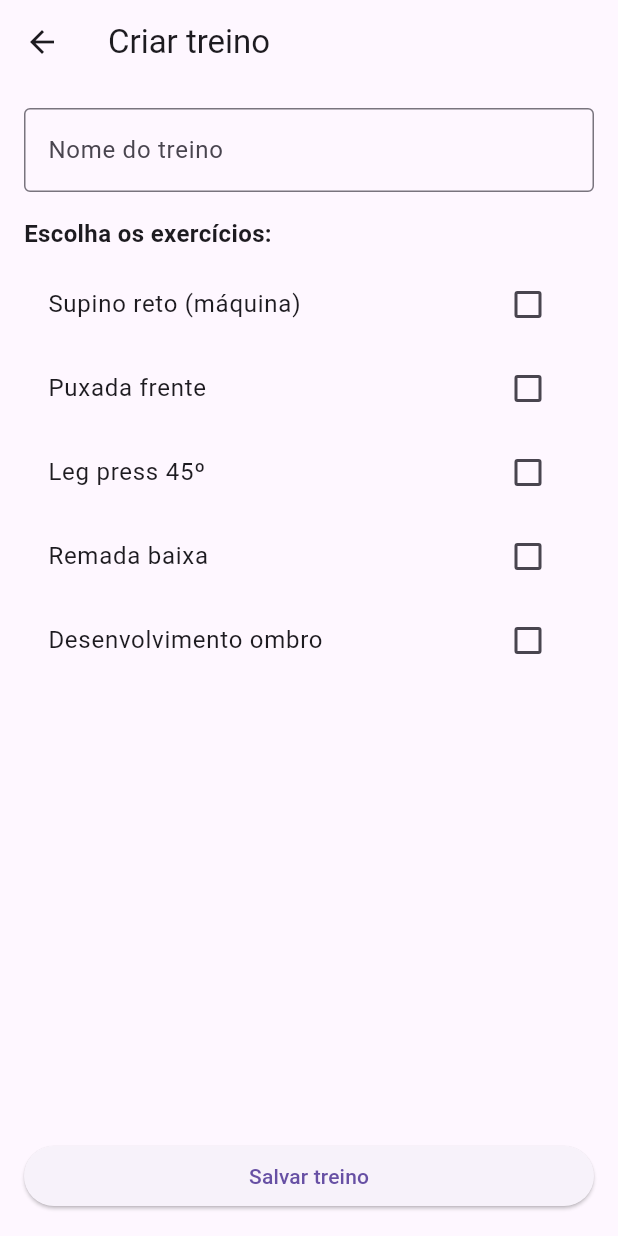
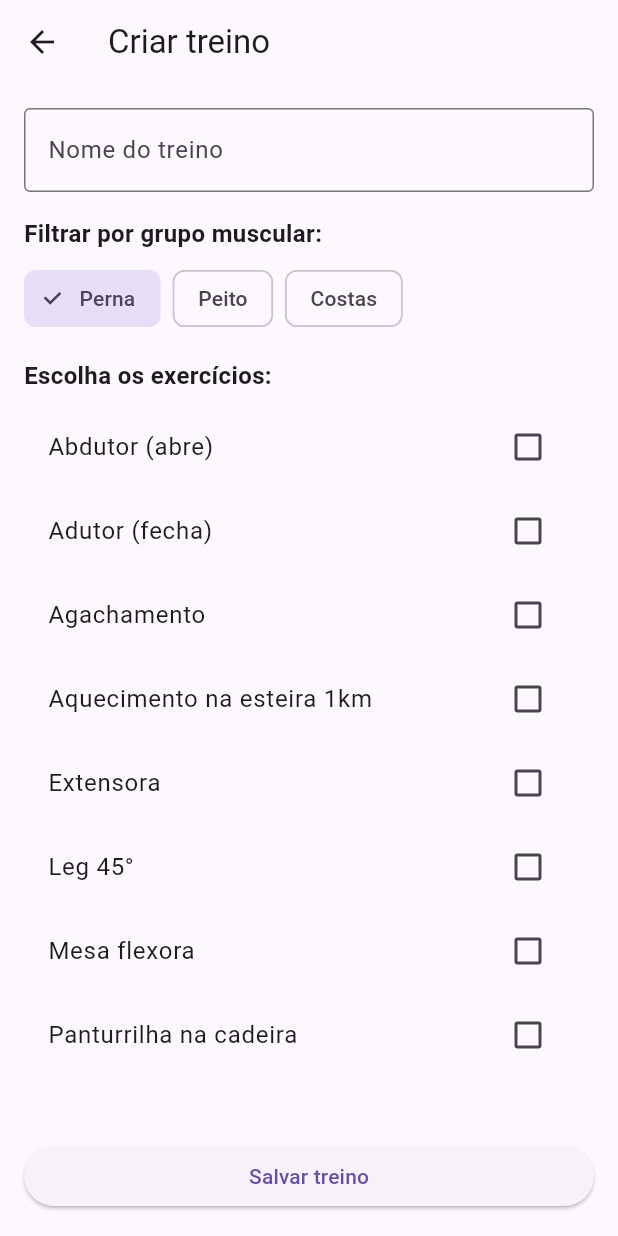
Before and after one commit to JorgeHFBueno/flutter-tdm-acad, a Flutter app: the WorkoutCreationScreen screen opened by its route, on a phone screen of 412 x 824 dp. Run offline on Flutter 3.47's test engine with Material 3 defaults, Android fonts, the phone set to English and light mode, and no system bars; our stand-ins replace cloud_firestore, firebase_auth, firebase_core, firebase_messaging, firebase_storage, flutter_dotenv and 7 more; missing offline and left inert: geocoding_resolver, google_ml_kit, google_mlkit_translation; accounts and stored records are empty.

Commit message:
novas opções de treino

```diff
--- a/lib/models/workout.dart
+++ b/lib/models/workout.dart
@@ -3,21 +3,25 @@ import "package:cloud_firestore/cloud_firestore.dart";
 class WorkoutExercise {
   final String name;
   final int defaultWeightKg;
+  final String? category;
 
   WorkoutExercise({
     required this.name,
     required this.defaultWeightKg,
+    this.category,
   });
 
   Map<String, dynamic> toMap() => {
     'name': name,
     'defaultWeightKg': defaultWeightKg,
+    'category': category,
   };
 
   factory WorkoutExercise.fromMap(Map<String, dynamic> map) {
     return WorkoutExercise(
       name: map['name']?.toString() ?? '',
       defaultWeightKg: (map['defaultWeightKg'] ?? 0) as int,
+      category: map['category']?.toString(),
     );
   }
 }
--- a/lib/screens/workout_creation_screen.dart
+++ b/lib/screens/workout_creation_screen.dart
@@ -12,13 +12,45 @@ class WorkoutCreationScreen extends StatefulWidget {
 }
 
 class _WorkoutCreationScreenState extends State<WorkoutCreationScreen> {
-  final List<String> _availableExercises = const [
-    "Supino reto (máquina)",
-    "Puxada frente",
-    "Leg press 45º",
-    "Remada baixa",
-    "Desenvolvimento ombro",
-  ];
+  static const List<String> _categories = ['Perna', 'Peito', 'Costas'];
+
+  final Map<String, List<String>> _exercisesByCategory = const {
+    'Perna': [
+      'Abdutor (abre)',
+      'Adutor (fecha)',
+      'Agachamento',
+      'Aquecimento na esteira 1km',
+      'Extensora',
+      'Leg 45°',
+      'Mesa flexora',
+      'Panturrilha na cadeira',
+    ],
+    'Peito': [
+      'Abdominal inclinado',
+      'Aquecimento',
+      'Elevação lateral com halteres',
+      'Ombro máquina',
+      'Peitoral robô',
+      'Supino Simples',
+      'Supino inclinado com halteres',
+      'Triceps Barra',
+      'Triceps Corda',
+      'Voador',
+    ],
+    'Costas': [
+      '"ABS Invertido"',
+      '"ABS Perna"',
+      'Aquecimento',
+      'Antebraço barra',
+      'Barra W',
+      'Biceps Halters',
+      'Biceps cadeira',
+      'Dorsal na máquina',
+      'Encolhimento',
+      'Puxada alta com a barra',
+      'Remada baixa',
+    ],
+  };
 
   final Map<String, int> _selectedExercisesWithWeight = {};
   final TextEditingController _nameController = TextEditingController();
@@ -26,6 +58,7 @@ class _WorkoutCreationScreenState extends State<WorkoutCreationScreen> {
   bool _isSaving = false;
   final List<int> _availableWeights =
   List<int>.generate(19, (index) => 10 + index * 5);
+  String _selectedCategory = _categories.first;
 
   @override
   void dispose() {
@@ -59,9 +92,10 @@ class _WorkoutCreationScreenState extends State<WorkoutCreationScreen> {
       exercises: _selectedExercisesWithWeight.entries
           .map(
             (entry) => WorkoutExercise(
-          name: entry.key,
-          defaultWeightKg: entry.value,
-        ),
+              name: entry.key,
+              defaultWeightKg: entry.value,
+              category: _getCategoryForExercise(entry.key),
+            ),
       )
           .toList(),
       ownerUid: user.uid,
@@ -137,6 +171,31 @@ class _WorkoutCreationScreenState extends State<WorkoutCreationScreen> {
           ),
           const SizedBox(height: 16),
           const Text(
+            'Filtrar por grupo muscular:',
+            style: TextStyle(
+              fontSize: 16,
+              fontWeight: FontWeight.bold,
+            ),
+          ),
+          const SizedBox(height: 8),
+          Wrap(
+            spacing: 8,
+            children: _categories
+                .map(
+                  (category) => ChoiceChip(
+                label: Text(category),
+                selected: _selectedCategory == category,
+                onSelected: (_) {
+                  setState(() {
+                    _selectedCategory = category;
+                  });
+                },
+              ),
+            )
+                .toList(),
+          ),
+          const SizedBox(height: 16),
+          const Text(
             'Escolha os exercícios:',
             style: TextStyle(
               fontSize: 16,
@@ -146,13 +205,11 @@ class _WorkoutCreationScreenState extends State<WorkoutCreationScreen> {
           const SizedBox(height: 8),
           Expanded(
             child: ListView.builder(
-              itemCount: _availableExercises.length,
+              itemCount: _exercisesByCategory[_selectedCategory]?.length ?? 0,
               itemBuilder: (context, index) {
-                final exercise = _availableExercises[index];
-                final isSelected =
-                _selectedExercisesWithWeight.containsKey(exercise);
-                final selectedWeight =
-                    _selectedExercisesWithWeight[exercise] ?? 10;
+                final exercise = _exercisesByCategory[_selectedCategory]![index];
+                final isSelected = _selectedExercisesWithWeight.containsKey(exercise);
+                final selectedWeight = _selectedExercisesWithWeight[exercise] ?? 10;
                 return CheckboxListTile(
                   title: Text(exercise),
                   subtitle: isSelected
@@ -208,4 +265,12 @@ class _WorkoutCreationScreenState extends State<WorkoutCreationScreen> {
       ),
     );
   }
+  String? _getCategoryForExercise(String exerciseName) {
+    for (final entry in _exercisesByCategory.entries) {
+      if (entry.value.contains(exerciseName)) {
+        return entry.key;
+      }
+    }
+    return null;
+  }
 }
```
